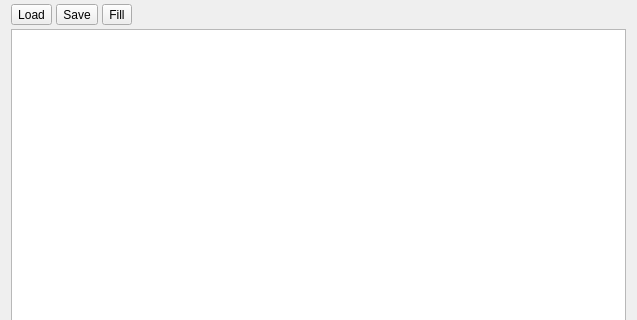
First picture: the form in memorywidget.ui, repository rjaremczak/mo65x, before the edit; both pictures show x 0 to 637 and y 0 to 320 of the 637 by 464 pixel window.
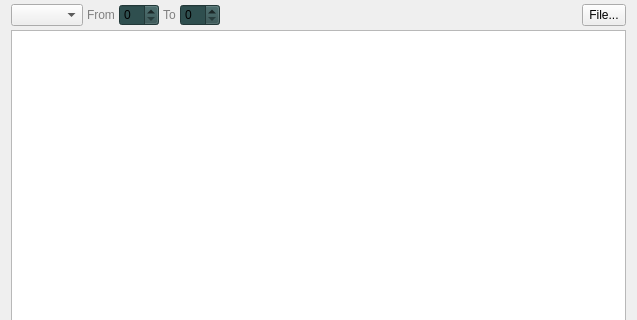
Second picture: the form after the edit. Custom widgets are drawn as their Qt base class.

What changed in the file:
```diff
--- a/memorywidget.ui
+++ b/memorywidget.ui
@@ -23,23 +23,51 @@
    <item>
     <layout class="QHBoxLayout" name="horizontalLayout">
      <item>
-      <widget class="QToolButton" name="loadFile">
+      <widget class="QComboBox" name="operationSelector"/>
+     </item>
+     <item>
+      <widget class="QLabel" name="fromLabel">
+       <property name="styleSheet">
+        <string notr="true">color:gray</string>
+       </property>
        <property name="text">
-        <string>Load</string>
+        <string>From</string>
        </property>
       </widget>
      </item>
      <item>
-      <widget class="QToolButton" name="saveFile">
-       <property name="text">
-        <string>Save</string>
+      <widget class="WordSpinBox" name="startAddress">
+       <property name="styleSheet">
+        <string notr="true">background-color:darkslategray</string>
        </property>
+       <property name="maximum">
+        <number>65535</number>
+       </property>
+       <property name="displayIntegerBase">
+        <number>16</number>
+       </property>
       </widget>
      </item>
      <item>
-      <widget class="QToolButton" name="fillRange">
+      <widget class="QLabel" name="toLabel">
+       <property name="styleSheet">
+        <string notr="true">color:gray</string>
+       </property>
        <property name="text">
-        <string>Fill</string>
+        <string>To</string>
+       </property>
+      </widget>
+     </item>
+     <item>
+      <widget class="WordSpinBox" name="endAddress">
+       <property name="styleSheet">
+        <string notr="true">background-color:darkslategray</string>
+       </property>
+       <property name="maximum">
+        <number>65535</number>
+       </property>
+       <property name="displayIntegerBase">
+        <number>16</number>
        </property>
       </widget>
      </item>
@@ -56,6 +84,19 @@
        </property>
       </spacer>
      </item>
+     <item>
+      <widget class="QToolButton" name="executeOperation">
+       <property name="sizePolicy">
+        <sizepolicy hsizetype="Preferred" vsizetype="Preferred">
+         <horstretch>0</horstretch>
+         <verstretch>0</verstretch>
+        </sizepolicy>
+       </property>
+       <property name="text">
+        <string>File...</string>
+       </property>
+      </widget>
+     </item>
     </layout>
    </item>
    <item>
@@ -70,6 +111,13 @@
    </item>
   </layout>
  </widget>
+ <customwidgets>
+  <customwidget>
+   <class>WordSpinBox</class>
+   <extends>QSpinBox</extends>
+   <header>wordspinbox.h</header>
+  </customwidget>
+ </customwidgets>
  <resources/>
  <connections/>
 </ui>
```
